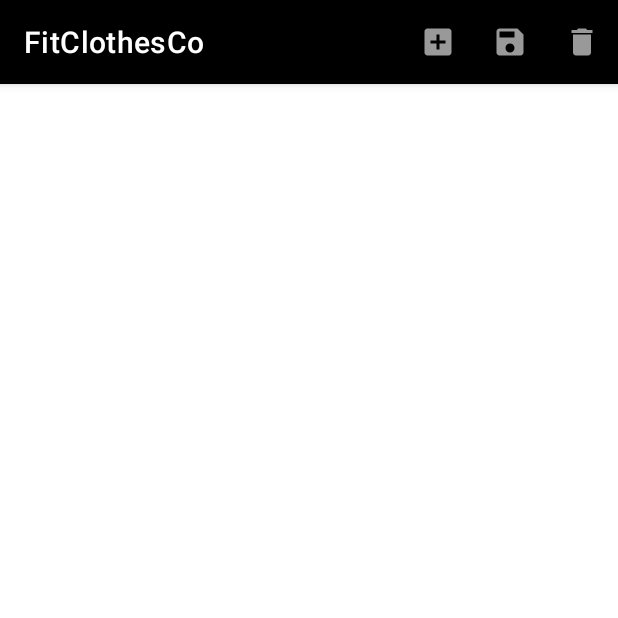
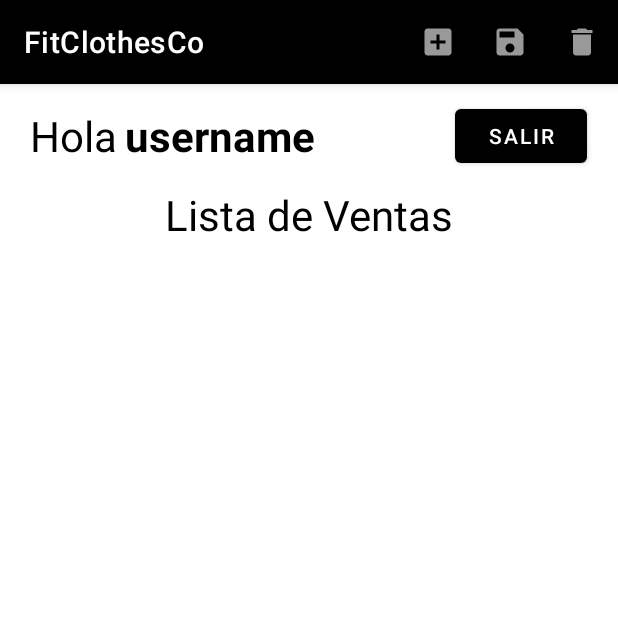
Before and after one commit to Garridog/FitClothesCo, an Android app: the MainActivity screen opened directly, with no data from a screen before it, on a phone screen of 412 x 824 dp, the top half of it. Run offline under Robolectric (Android 15) with nearby library versions, the phone set to English and light mode, and no system bars; our stand-ins replace Firebase (no records; nobody signed in at launch, a user with empty details on screens opened directly).

```diff
--- a/app/src/main/java/com/example/fitclothesco/MainActivity.java
+++ b/app/src/main/java/com/example/fitclothesco/MainActivity.java
@@ -4,6 +4,7 @@ import androidx.annotation.NonNull;
 import androidx.appcompat.app.AlertDialog;
 import androidx.appcompat.app.AppCompatActivity;
 
+import android.content.Intent;
 import android.os.Bundle;
 import android.view.Menu;
 import android.view.MenuInflater;
@@ -16,11 +17,13 @@ import android.widget.Button;
 import android.widget.EditText;
 import android.widget.LinearLayout;
 import android.widget.ListView;
+import android.widget.TextView;
 import android.widget.Toast;
 
 import com.example.fitclothesco.Adaptadores.ListViewVentasAdapter;
 import com.example.fitclothesco.model.Venta;
 import com.google.firebase.FirebaseApp;
+import com.google.firebase.auth.FirebaseAuth;
 import com.google.firebase.database.DataSnapshot;
 import com.google.firebase.database.DatabaseError;
 import com.google.firebase.database.DatabaseReference;
@@ -42,12 +45,15 @@ public class MainActivity extends AppCompatActivity {
     ListView listViewVentas;
 
     EditText inputNombre, inputPrenda, inputPrecio;
-    Button btnCancelar;
+    Button btnCancelar, btnSalir;
+    TextView textViewName;
 
     Venta ventaSeleccionada;
     FirebaseDatabase firebaseDatabase;
     DatabaseReference databaseReference;
+    FirebaseAuth mAuth;
 
+    DatabaseReference mDatabase;
 
     @Override
     protected void onCreate(Bundle savedInstanceState) {
@@ -59,9 +65,24 @@ public class MainActivity extends AppCompatActivity {
         inputPrecio = findViewById(R.id.inputPrecio);
 
         btnCancelar = findViewById(R.id.btnCancelar);
+        btnSalir = findViewById(R.id.btnSalir);
+        textViewName = findViewById(R.id.textViewName);
 
         listViewVentas = findViewById(R.id.listViewPersonas);
         linearLayoutEditar = findViewById(R.id.LinearLayoutEditar);
+        mAuth = FirebaseAuth.getInstance();
+        mDatabase = FirebaseDatabase.getInstance().getReference();
+
+        btnSalir.setOnClickListener(new View.OnClickListener() {
+            @Override
+            public void onClick(View view) {
+                mAuth.signOut();
+                startActivity(new Intent(MainActivity.this, Login.class));
+                finish();
+            }
+        });
+
+        getUserInfo();
 
         listViewVentas.setOnItemClickListener(new AdapterView.OnItemClickListener() {
             @Override
@@ -252,4 +273,23 @@ public class MainActivity extends AppCompatActivity {
             return  false;
         }
     }
+
+    public void getUserInfo(){
+        String id = mAuth.getCurrentUser().getUid();
+        mDatabase.child("Users").child(id).addValueEventListener(new ValueEventListener() {
+            @Override
+            public void onDataChange(@NonNull DataSnapshot snapshot) {
+                if (snapshot.exists()){
+                    String name = snapshot.child("name").getValue().toString();
+
+                    textViewName.setText(name);
+                }
+            }
+
+            @Override
+            public void onCancelled(@NonNull DatabaseError error) {
+
+            }
+        });
+    }
 }
--- a/app/src/main/res/layout/activity_main.xml
+++ b/app/src/main/res/layout/activity_main.xml
@@ -46,6 +46,50 @@
 
     </LinearLayout>
 
+    <LinearLayout
+        android:layout_width="match_parent"
+        android:layout_height="wrap_content"
+        android:gravity="center_horizontal"
+        android:layout_marginTop="10dp"
+        android:orientation="horizontal">
+
+        <TextView
+            android:layout_width="wrap_content"
+            android:layout_height="wrap_content"
+            android:text="Hola"
+            android:layout_marginTop="5dp"
+            android:textColor="@color/black"
+            android:textSize="28dp"/>
+
+        <TextView
+            android:id="@+id/textViewName"
+            android:layout_width="220dp"
+            android:layout_height="wrap_content"
+            android:text="username"
+            android:textStyle="bold"
+            android:layout_marginTop="5dp"
+            android:textColor="@color/black"
+            android:layout_marginStart="5dp"
+            android:textSize="28dp"/>
+
+        <Button
+            android:id="@+id/btnSalir"
+            android:layout_width="wrap_content"
+            android:layout_height="wrap_content"
+            android:text="Salir"/>
+
+
+    </LinearLayout>
+
+    <TextView
+        android:layout_width="match_parent"
+        android:layout_height="wrap_content"
+        android:text="Lista de Ventas"
+        android:layout_marginTop="10dp"
+        android:gravity="center_horizontal"
+        android:textColor="@color/black"
+        android:textSize="28dp"/>
+
     <ListView
         android:id="@+id/listViewPersonas"
         android:layout_margin="15dp"
```
Also changed, not shown: app/src/main/java/com/example/fitclothesco/Login.java (+48 -1 lines).
